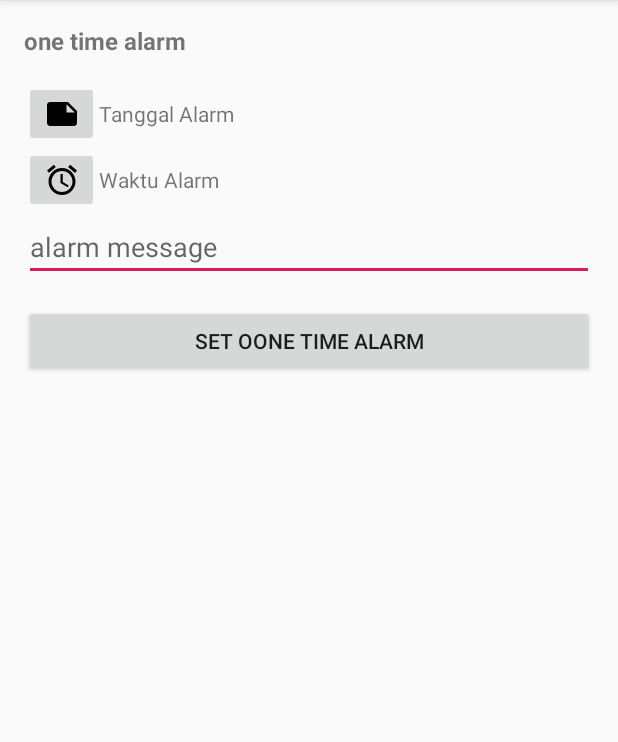
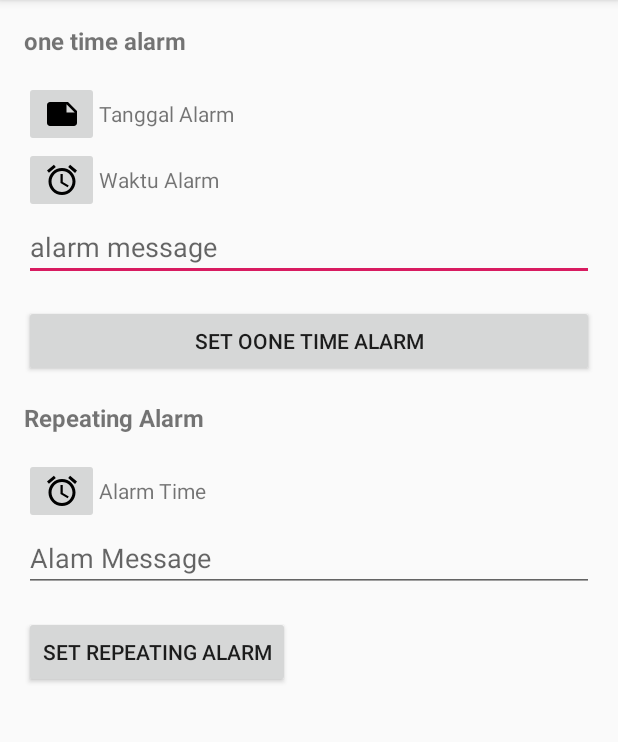
Before and after one commit to Skyproject12/ExerciseAndroid-AlarmManager, an Android app: the screen it shows after launch (MainActivity), on a phone screen of 412 x 824 dp, the part 84-826 px from its top. Run offline under Robolectric (Android 15) with nearby library versions, the phone set to English and light mode, and no system bars.

Commit message:
repeate alarm

```diff
--- a/app/src/main/java/com/example/alarmmanager/MainActivity.java
+++ b/app/src/main/java/com/example/alarmmanager/MainActivity.java
@@ -9,6 +9,7 @@ import android.widget.Button;
 import android.widget.EditText;
 import android.widget.ImageButton;
 import android.widget.TextView;
+import android.widget.Toast;
 
 import java.text.SimpleDateFormat;
 import java.util.Calendar;
@@ -23,6 +24,11 @@ public class MainActivity extends AppCompatActivity implements View.OnClickListe
     ImageButton buttonOnceTime;
     AlarmReceiver alarmReceiver;
     Button buttonSetOnce;
+
+    TextView textRepeatingTime;
+    EditText inputRepeatingMessage;
+    ImageButton buttonRepeatTime;
+    Button buttonSetRepeating;
 
     final String DATE_PICKER_TAG= "DatePicker";
     final String TIME_PICKER_ONCE_TAG= "TimePickerOnce";
@@ -42,6 +48,14 @@ public class MainActivity extends AppCompatActivity implements View.OnClickListe
         buttonOnceDate.setOnClickListener(this);
         buttonOnceTime.setOnClickListener(this);
         buttonSetOnce.setOnClickListener(this);
+
+        textRepeatingTime= findViewById(R.id.text_repeating_time);
+        buttonSetRepeating= findViewById(R.id.button_set_repeating_alarm);
+        inputRepeatingMessage= findViewById(R.id.input_repeating_message);
+        buttonRepeatTime= findViewById(R.id.button_repeating_time);
+        buttonRepeatTime.setOnClickListener(this);
+        buttonSetRepeating.setOnClickListener(this);
+
     }
 
     @Override
@@ -65,6 +79,17 @@ public class MainActivity extends AppCompatActivity implements View.OnClickListe
                         onceTime,
                         onceMessage);
                 break;
+            case R.id.button_repeating_time:
+                TimePickerFragment timePickerFragment1= new TimePickerFragment();
+                timePickerFragment1.show(getSupportFragmentManager(), TIME_PICKER_REPEAT_TAG);
+                break;
+            case R.id.button_set_repeating_alarm:
+                String repeatTime= textRepeatingTime.getText().toString();
+                String repeatMessage= inputRepeatingMessage.getText().toString();
+                alarmReceiver.setRepeatingAlarm(this, AlarmReceiver.TYPE_ONE_REPEATING,
+                        repeatTime,
+                        repeatMessage);
+                break;
         }
     }
 
@@ -86,6 +111,9 @@ public class MainActivity extends AppCompatActivity implements View.OnClickListe
             case TIME_PICKER_ONCE_TAG:
                 textOnceTime.setText(dateFormat.format(calendar.getTime()));
                 break;
+            case  TIME_PICKER_REPEAT_TAG:
+                // set text from activity time picker
+                textRepeatingTime.setText(dateFormat.format(calendar.getTime()));
                 default:
                     break;
         }
--- a/app/src/main/res/layout/activity_main.xml
+++ b/app/src/main/res/layout/activity_main.xml
@@ -68,4 +68,46 @@
         android:layout_marginBottom="@dimen/activity_vertical_margin"
         android:layout_width="match_parent"
         android:layout_height="wrap_content"/>
+    <TextView
+        android:layout_width="match_parent"
+        android:textSize="16dp"
+        android:textStyle="bold"
+        android:text="@string/repeating_alarm"
+        android:layout_marginBottom="@dimen/activity_vertical_margin"
+        android:layout_height="wrap_content"/>
+    <LinearLayout
+        android:layout_width="match_parent"
+        android:orientation="horizontal"
+        android:gravity="center_vertical"
+        android:layout_height="wrap_content">
+        <ImageButton
+            android:layout_width="50dp"
+            android:id="@+id/button_repeating_time"
+            android:src="@drawable/ic_alarm"
+            android:layout_height="wrap_content"/>
+        <TextView
+            android:layout_width="wrap_content"
+            android:id="@+id/text_repeating_time"
+            android:text="@string/alarm_time"
+            android:layout_height="wrap_content"/>
+    </LinearLayout>
+    <EditText
+        android:layout_width="match_parent"
+        android:inputType="text"
+        android:hint="@string/alam_message"
+        android:layout_marginBottom="@dimen/activity_vertical_margin"
+        android:id="@+id/input_repeating_message"
+        android:layout_height="wrap_content"/>
+    <LinearLayout
+        android:layout_width="match_parent"
+        android:orientation="vertical"
+        android:layout_gravity="center"
+        android:layout_height="wrap_content">
+        <Button
+            android:layout_width="wrap_content"
+            android:text="@string/set_repeating_alarm"
+            android:layout_weight="0.5"
+            android:id="@+id/button_set_repeating_alarm"
+            android:layout_height="wrap_content"/>
+    </LinearLayout>
 </LinearLayout>
--- a/app/src/main/res/values/strings.xml
+++ b/app/src/main/res/values/strings.xml
@@ -5,4 +5,8 @@
     <string name="set_oone_time_alarm">set oone time alarm</string>
     <string name="tanggal_alarm">Tanggal Alarm</string>
     <string name="waktu_alarm">Waktu Alarm</string>
+    <string name="repeating_alarm">Repeating Alarm</string>
+    <string name="alarm_time">Alarm Time</string>
+    <string name="alam_message">Alam Message</string>
+    <string name="set_repeating_alarm">Set Repeating Alarm</string>
 </resources>
```
Also changed, not shown: app/src/main/java/com/example/alarmmanager/AlarmReceiver.java (+26 -3 lines).
